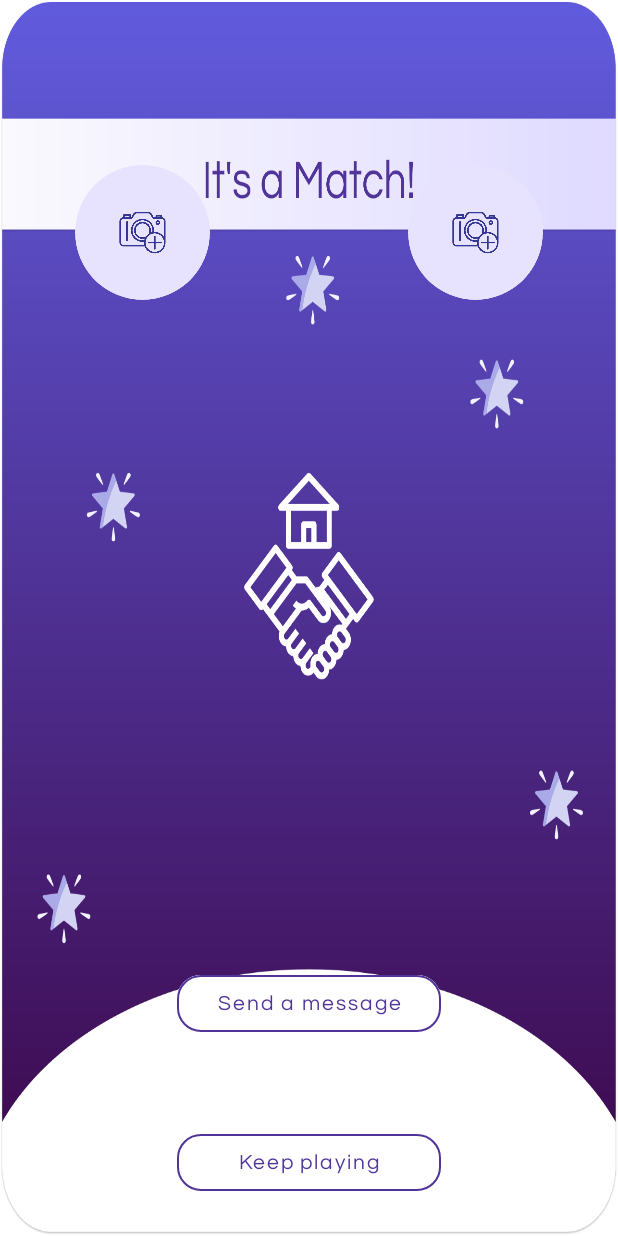
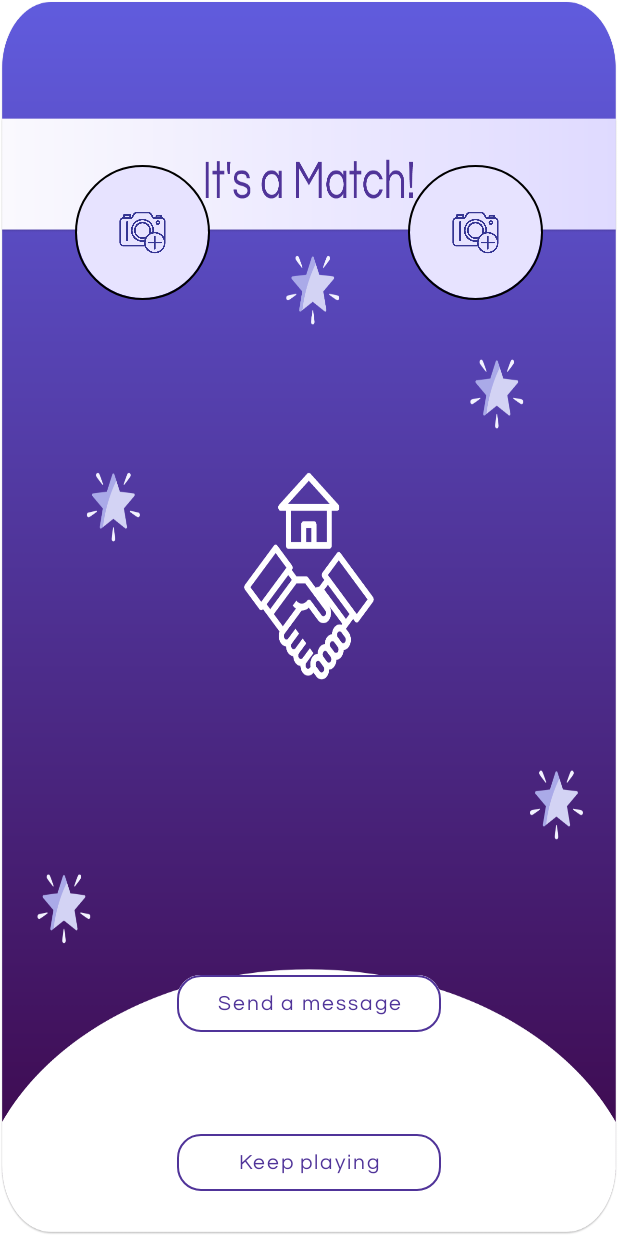
Before and after one commit to ahnafnafee/Roomie, an Android app: the layout dialog_fragment.xml on its own in the app's theme, with its tools: preview values and no code run, on a phone screen of 412 x 824 dp. Run offline under Robolectric (Android 15) with nearby library versions, the phone set to English and light mode, and no system bars; plain views replace CircularImageView.

Commit message:
Changed dialog_frag dp border width to 1dp

```diff
--- a/app/src/main/res/layout/dialog_fragment.xml
+++ b/app/src/main/res/layout/dialog_fragment.xml
@@ -16,10 +16,11 @@
             android:layout_width="90dp"
             android:layout_height="90dp"
             android:layout_marginStart="50dp"
-            android:scaleType="centerInside"
             android:layout_marginTop="110dp"
             android:layout_marginEnd="0dp"
-            android:src="@drawable/diag_dp" />
+            android:scaleType="centerInside"
+            android:src="@drawable/diag_dp"
+            app:civ_border_width="1dp" />
 
         <com.mikhaellopez.circularimageview.CircularImageView
             android:id="@+id/match_two"
@@ -27,10 +28,11 @@
             android:layout_height="90dp"
             android:layout_alignParentEnd="true"
             android:layout_marginStart="0dp"
-            android:scaleType="centerInside"
             android:layout_marginTop="110dp"
             android:layout_marginEnd="50dp"
-            android:src="@drawable/diag_dp" />
+            android:scaleType="centerInside"
+            android:src="@drawable/diag_dp"
+            app:civ_border_width="1dp" />
 
         <com.google.android.material.button.MaterialButton
             android:id="@+id/diag_msg_btn"
```
